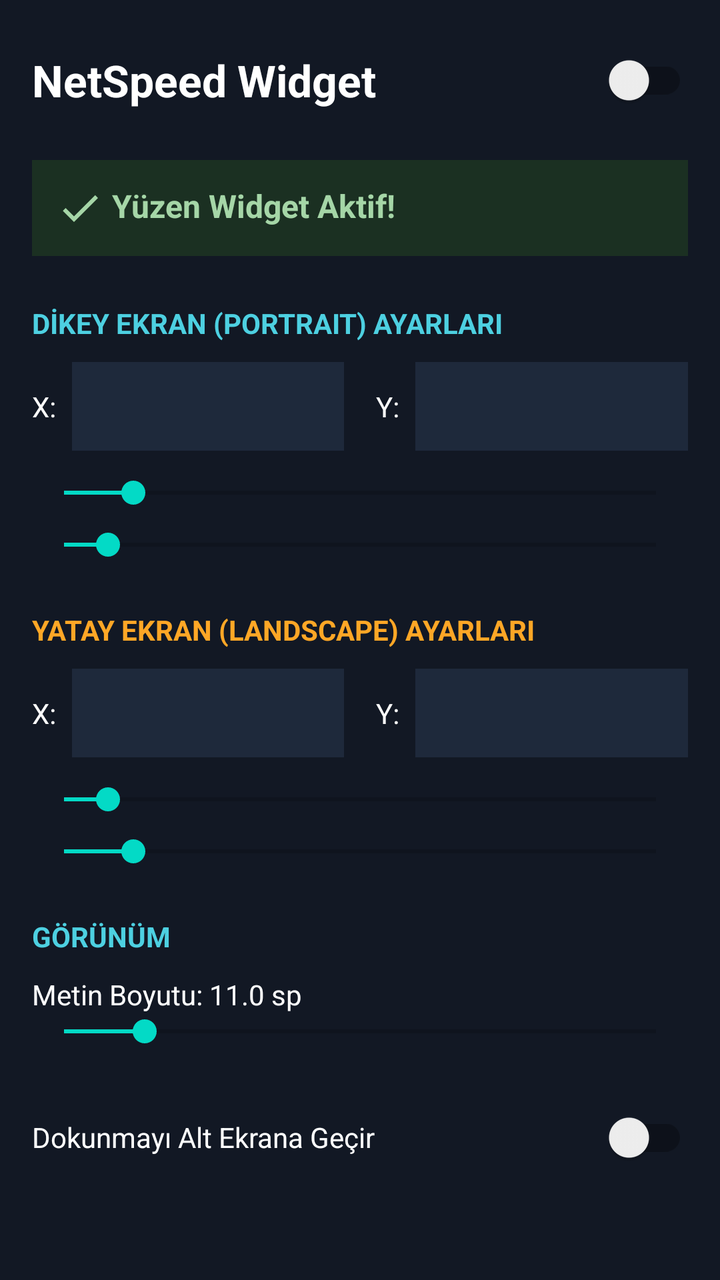
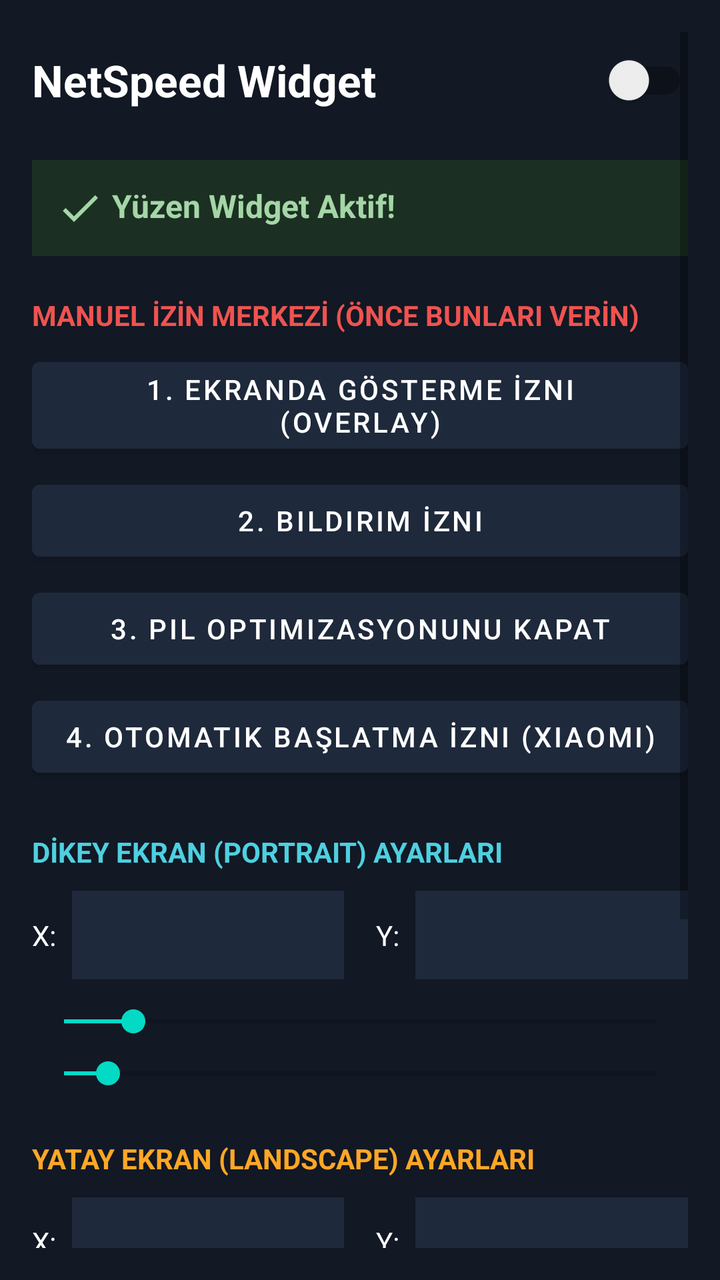

Before-and-after screenshots of an Android layout around one commit, followed by the original layout XML and the change that was made.
<!-- AndroidManifest.xml: application theme Theme.Netspeed -->
<!-- res/layout/activity_main.xml -->
<?xml version="1.0" encoding="utf-8"?>
<ScrollView xmlns:android="http://schemas.android.com/apk/res/android"
    android:layout_width="match_parent" android:layout_height="match_parent"
    android:background="#121824" android:padding="16dp">
    <LinearLayout android:layout_width="match_parent" android:layout_height="wrap_content" android:orientation="vertical">
        
        <LinearLayout android:layout_width="match_parent" android:layout_height="wrap_content" android:gravity="center_vertical" android:orientation="horizontal" android:paddingBottom="16dp">
            <TextView android:layout_width="0dp" android:layout_height="wrap_content" android:layout_weight="1" android:text="NetSpeed Widget" android:textColor="#FFFFFF" android:textSize="22sp" android:textStyle="bold" />
            <androidx.appcompat.widget.SwitchCompat android:id="@+id/switchWidgetToggle" android:layout_width="wrap_content" android:layout_height="wrap_content" />
        </LinearLayout>
        
        <TextView android:id="@+id/txtStatus" android:layout_width="match_parent" android:layout_height="wrap_content" android:background="#1B3022" android:drawableStart="@drawable/ic_check" android:padding="12dp" android:text=" Yüzen Widget Aktif!" android:textColor="#A5D6A7" android:textSize="16sp" android:textStyle="bold" />
        
        
        <TextView android:layout_width="wrap_content" android:layout_height="wrap_content" android:layout_marginTop="24dp" android:text="DİKEY EKRAN (PORTRAIT) AYARLARI" android:textColor="#4DD0E1" android:textStyle="bold" />
        
        <LinearLayout android:layout_width="match_parent" android:layout_height="wrap_content" android:orientation="horizontal" android:layout_marginTop="10dp" android:gravity="center_vertical">
            <TextView android:layout_width="wrap_content" android:layout_height="wrap_content" android:text="X:" android:textColor="#FFFFFF" />
            <EditText android:id="@+id/etPortX" android:layout_width="0dp" android:layout_height="wrap_content" android:layout_weight="1" android:inputType="numberSigned" android:textColor="#FFFFFF" android:background="#1E293B" android:padding="10dp" android:layout_marginStart="8dp" android:textAlignment="center"/>
            <TextView android:layout_width="wrap_content" android:layout_height="wrap_content" android:text="Y:" android:textColor="#FFFFFF" android:layout_marginStart="16dp"/>
            <EditText android:id="@+id/etPortY" android:layout_width="0dp" android:layout_height="wrap_content" android:layout_weight="1" android:inputType="numberSigned" android:textColor="#FFFFFF" android:background="#1E293B" android:padding="10dp" android:layout_marginStart="8dp" android:textAlignment="center"/>
        </LinearLayout>
        
        <SeekBar android:id="@+id/seekBarPortX" android:layout_width="match_parent" android:layout_height="wrap_content" android:layout_marginTop="12dp" android:min="-200" android:max="1500" />
        <SeekBar android:id="@+id/seekBarPortY" android:layout_width="match_parent" android:layout_height="wrap_content" android:layout_marginTop="8dp" android:min="-200" android:max="2500" />

        
        <TextView android:layout_width="wrap_content" android:layout_height="wrap_content" android:layout_marginTop="24dp" android:text="YATAY EKRAN (LANDSCAPE) AYARLARI" android:textColor="#FFA726" android:textStyle="bold" />
        
        <LinearLayout android:layout_width="match_parent" android:layout_height="wrap_content" android:orientation="horizontal" android:layout_marginTop="10dp" android:gravity="center_vertical">
            <TextView android:layout_width="wrap_content" android:layout_height="wrap_content" android:text="X:" android:textColor="#FFFFFF" />
            <EditText android:id="@+id/etLandX" android:layout_width="0dp" android:layout_height="wrap_content" android:layout_weight="1" android:inputType="numberSigned" android:textColor="#FFFFFF" android:background="#1E293B" android:padding="10dp" android:layout_marginStart="8dp" android:textAlignment="center"/>
            <TextView android:layout_width="wrap_content" android:layout_height="wrap_content" android:text="Y:" android:textColor="#FFFFFF" android:layout_marginStart="16dp"/>
            <EditText android:id="@+id/etLandY" android:layout_width="0dp" android:layout_height="wrap_content" android:layout_weight="1" android:inputType="numberSigned" android:textColor="#FFFFFF" android:background="#1E293B" android:padding="10dp" android:layout_marginStart="8dp" android:textAlignment="center"/>
        </LinearLayout>

        <SeekBar android:id="@+id/seekBarLandX" android:layout_width="match_parent" android:layout_height="wrap_content" android:layout_marginTop="12dp" android:min="-200" android:max="2500" />
        <SeekBar android:id="@+id/seekBarLandY" android:layout_width="match_parent" android:layout_height="wrap_content" android:layout_marginTop="8dp" android:min="-200" android:max="1500" />
        
        
        <TextView android:layout_width="wrap_content" android:layout_height="wrap_content" android:layout_marginTop="24dp" android:text="GÖRÜNÜM" android:textColor="#4DD0E1" android:textStyle="bold" />
        <TextView android:id="@+id/lblTextSize" android:layout_width="wrap_content" android:layout_height="wrap_content" android:layout_marginTop="10dp" android:text="Metin Boyutu: 11.0 sp" android:textColor="#FFFFFF" />
        <SeekBar android:id="@+id/seekBarTextSize" android:layout_width="match_parent" android:layout_height="wrap_content" android:max="30" android:min="8" android:progress="11" />
        
        <LinearLayout android:layout_width="match_parent" android:layout_height="wrap_content" android:layout_marginTop="20dp" android:gravity="center_vertical" android:orientation="horizontal" android:paddingBottom="20dp">
            <TextView android:layout_width="0dp" android:layout_height="wrap_content" android:layout_weight="1" android:text="Dokunmayı Alt Ekrana Geçir" android:textColor="#FFFFFF" />
            <androidx.appcompat.widget.SwitchCompat android:id="@+id/switchTouchThrough" android:layout_width="wrap_content" android:layout_height="wrap_content" />
        </LinearLayout>
    </LinearLayout>
</ScrollView>
<!-- resources referenced by this layout -->
<resources>
  <!-- drawable ic_check (drawable) -->
  <vector xmlns:android="http://schemas.android.com/apk/res/android"
      android:width="24dp" android:height="24dp"
      android:viewportWidth="24" android:viewportHeight="24">
      <path android:fillColor="#A5D6A7" android:pathData="M9,16.17 L4.83,12 l-1.42,1.41 L9,19 21,7 l-1.41,-1.41 z"/>
  </vector>
  <style name="Theme.Netspeed" parent="Theme.MaterialComponents.DayNight.NoActionBar">
          <item name="android:statusBarColor">#121824</item>
      </style>
</resources>

<!-- the commit's change to res/layout/activity_main.xml (unified diff, before → after) -->
@@ -11,6 +11,14 @@
         
         <TextView android:id="@+id/txtStatus" android:layout_width="match_parent" android:layout_height="wrap_content" android:background="#1B3022" android:drawableStart="@drawable/ic_check" android:padding="12dp" android:text=" Yüzen Widget Aktif!" android:textColor="#A5D6A7" android:textSize="16sp" android:textStyle="bold" />
         
+        
+        <TextView android:layout_width="wrap_content" android:layout_height="wrap_content" android:layout_marginTop="20dp" android:text="MANUEL İZİN MERKEZİ (ÖNCE BUNLARI VERİN)" android:textColor="#EF5350" android:textStyle="bold" />
+        
+        <Button android:id="@+id/btnOverlay" android:layout_width="match_parent" android:layout_height="wrap_content" android:layout_marginTop="8dp" android:text="1. Ekranda Gösterme İzni (Overlay)" android:backgroundTint="#1E293B" android:textColor="#FFFFFF" />
+        <Button android:id="@+id/btnNotification" android:layout_width="match_parent" android:layout_height="wrap_content" android:layout_marginTop="6dp" android:text="2. Bildirim İzni" android:backgroundTint="#1E293B" android:textColor="#FFFFFF" />
+        <Button android:id="@+id/btnBattery" android:layout_width="match_parent" android:layout_height="wrap_content" android:layout_marginTop="6dp" android:text="3. Pil Optimizasyonunu Kapat" android:backgroundTint="#1E293B" android:textColor="#FFFFFF" />
+        <Button android:id="@+id/btnAutoStart" android:layout_width="match_parent" android:layout_height="wrap_content" android:layout_marginTop="6dp" android:text="4. Otomatik Başlatma İzni (Xiaomi)" android:backgroundTint="#1E293B" android:textColor="#FFFFFF" />
+
         
         <TextView android:layout_width="wrap_content" android:layout_height="wrap_content" android:layout_marginTop="24dp" android:text="DİKEY EKRAN (PORTRAIT) AYARLARI" android:textColor="#4DD0E1" android:textStyle="bold" />
         
